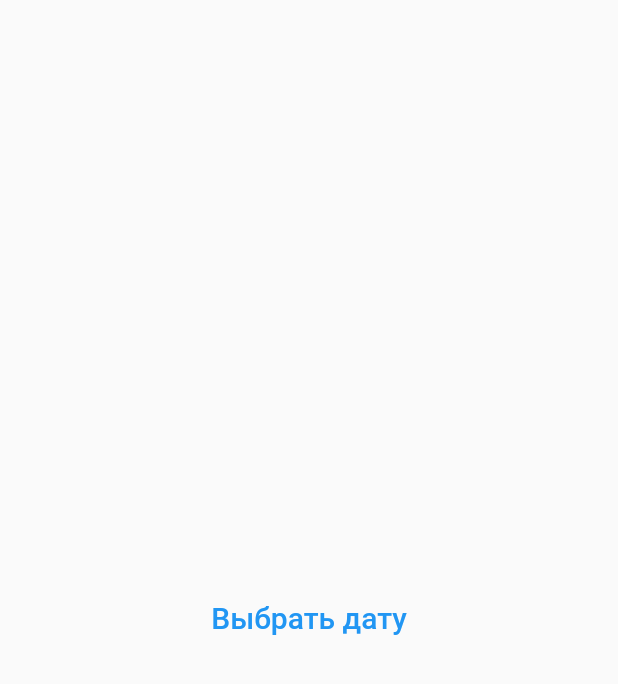
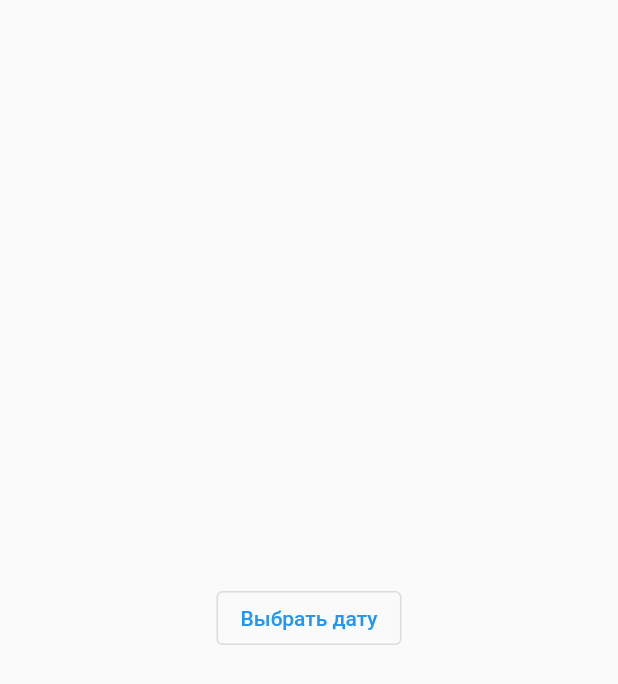
Before and after one commit to TagaevaMaria/MyRecords, a Flutter app: the DatePickerExample screen opened directly, on a phone screen of 412 x 824 dp. Shown: the top 684 px of the screen. Run offline on Flutter 3.47's test engine with Material 2 defaults, Android fonts, the phone set to English and light mode, and no system bars; our stand-ins replace hive, hive_flutter; accounts and stored records are empty.

Commit message:
Работа с DateTime

```diff
--- a/lib/widgets/show_date_picker .dart
+++ b/lib/widgets/show_date_picker .dart
@@ -1,24 +1,23 @@
 import 'package:flutter/material.dart';
 
-///Виджетыы выбора даты
-
+///Календарь
 class DatePickerExample extends StatefulWidget {
   const DatePickerExample({super.key, this.restorationId});
 
   final String? restorationId;
 
   @override
-  State<DatePickerExample> createState() => _DatePickerExampleState();
+  State<DatePickerExample> createState() => DatePickerExampleState();
 }
 
 /// RestorationProperty objects can be used because of RestorationMixin.
-class _DatePickerExampleState extends State<DatePickerExample>
+class DatePickerExampleState extends State<DatePickerExample>
     with RestorationMixin {
   @override
   String? get restorationId => widget.restorationId;
 
   final RestorableDateTime _selectedDate =
-      RestorableDateTime(DateTime(2021, 7, 25));
+      RestorableDateTime(DateTime(2023, 8, 29));
   late final RestorableRouteFuture<DateTime?> _restorableDatePickerRouteFuture =
       RestorableRouteFuture<DateTime?>(
     onComplete: selectDate,
@@ -40,10 +39,10 @@ class _DatePickerExampleState extends State<DatePickerExample>
       builder: (BuildContext context) {
         return DatePickerDialog(
           restorationId: 'date_picker_dialog',
-          initialEntryMode: DatePickerEntryMode.calendarOnly,
+          initialEntryMode: DatePickerEntryMode.calendar,
           initialDate: DateTime.fromMillisecondsSinceEpoch(arguments! as int),
-          firstDate: DateTime(2021),
-          lastDate: DateTime(2022),
+          firstDate: DateTime(2023),
+          lastDate: DateTime(2030),
         );
       },
     );
@@ -60,10 +59,9 @@ class _DatePickerExampleState extends State<DatePickerExample>
     if (newSelectedDate != null) {
       setState(() {
         _selectedDate.value = newSelectedDate;
-
         ScaffoldMessenger.of(context).showSnackBar(SnackBar(
           content: Text(
-              'Дата: ${_selectedDate.value.day}/${_selectedDate.value.month}/${_selectedDate.value.year}'),
+              'Selected: ${_selectedDate.value.day}/${_selectedDate.value.month}/${_selectedDate.value.year}'),
         ));
       });
     }
@@ -73,18 +71,11 @@ class _DatePickerExampleState extends State<DatePickerExample>
   Widget build(BuildContext context) {
     return Scaffold(
       body: Center(
-        child: SizedBox(
-          height: 100,
-          width: 400,
-          child: TextButton(
-            onPressed: () {
-              _restorableDatePickerRouteFuture.present();
-            },
-            child: const Text(
-              'Выбрать дату',
-              style: TextStyle(fontSize: 20),
-            ),
-          ),
+        child: OutlinedButton(
+          onPressed: () {
+            _restorableDatePickerRouteFuture.present();
+          },
+          child: const Text('Выбрать дату'),
         ),
       ),
     );
--- a/pubspec.yaml
+++ b/pubspec.yaml
@@ -35,6 +35,7 @@ dependencies:
   hive: ^2.2.3
   hive_flutter: ^1.1.0
   build_runner: ^2.4.6
+
 
 
 
```
Also changed, not shown: lib/screens/add_record/add_record_screen.dart (+5 -14 lines), lib/screens/add_record/add_record_screen_model.dart (+6 -1 lines).
